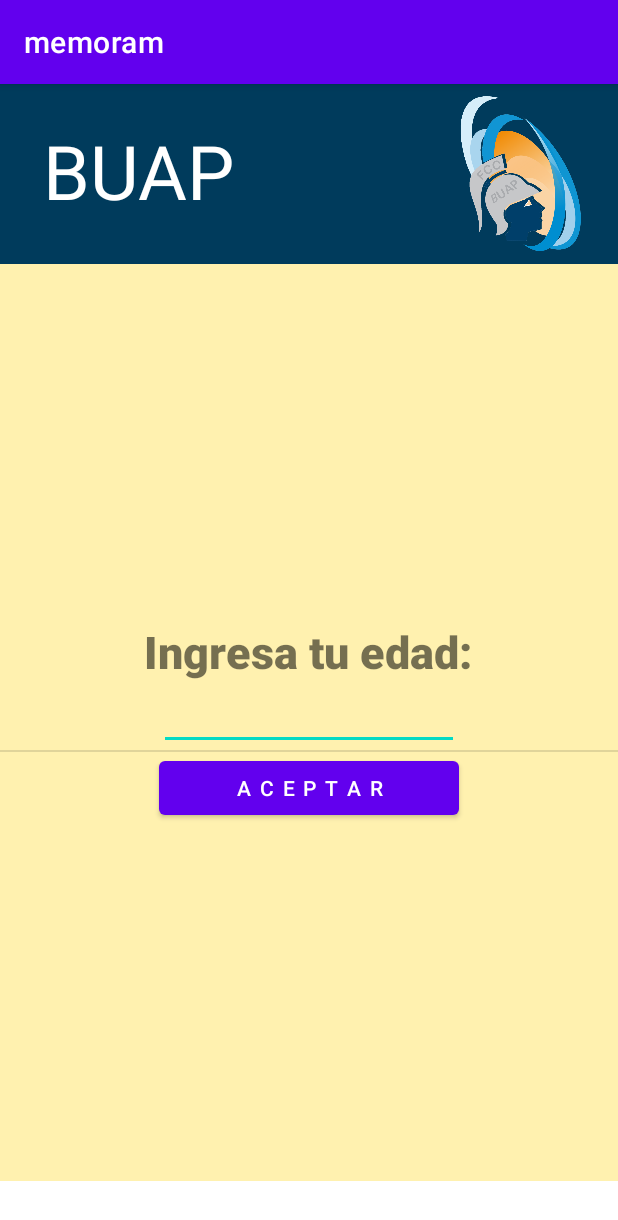
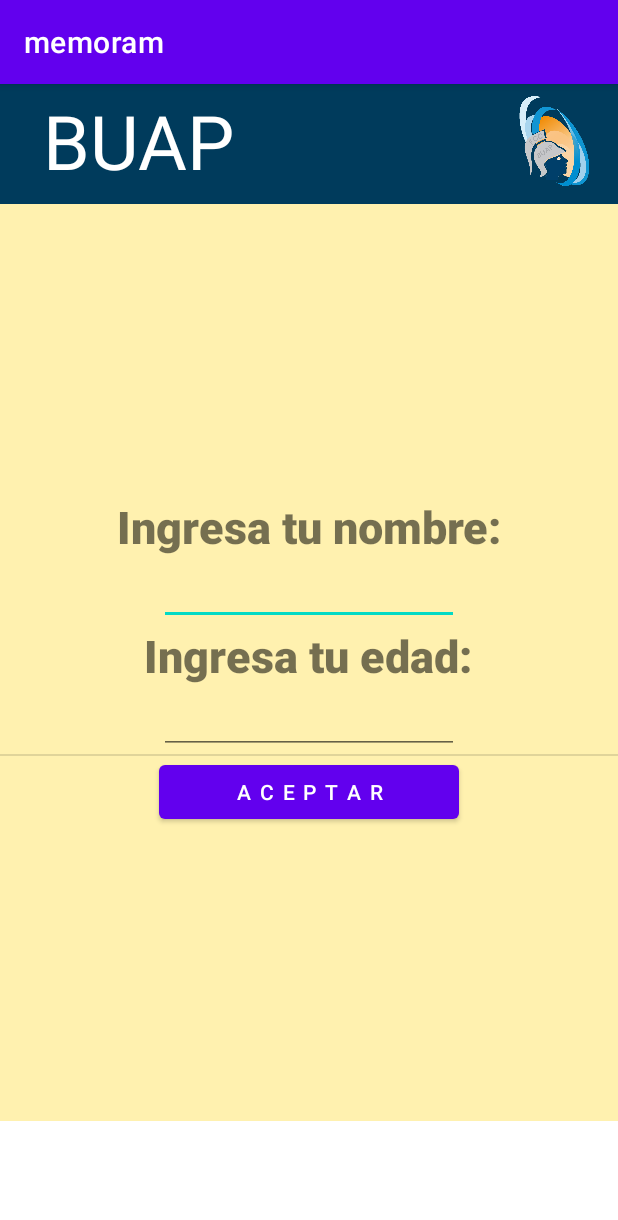
Before and after one commit to quechol/meoramaMoviles, an Android app: the screen it shows after launch (MainActivity), on a phone screen of 412 x 824 dp. Shown: the top 1220 px of the screen. Run offline under Robolectric (Android 15) with nearby library versions, the light colour scheme and no system bars.

Commit message:
nombre edad vista

```diff
--- a/app/src/main/java/com/example/memoram/Comunicacion.kt
+++ b/app/src/main/java/com/example/memoram/Comunicacion.kt
@@ -3,7 +3,7 @@
 import android.widget.EditText
 
 interface Comunicacion {
-    fun menorEdad(edad: Int)
-    fun mayorEdad(edad: Int)
+    fun menorEdad(edad: Int, nombre: String)
+    fun mayorEdad(edad: Int, nombre: String)
     fun regresar()
 }
--- a/app/src/main/java/com/example/memoram/MainActivity.kt
+++ b/app/src/main/java/com/example/memoram/MainActivity.kt
@@ -15,18 +15,22 @@
         supportFragmentManager.beginTransaction().replace(R.id.contenedor_frags,fragmento1).commit()
     }
 
-    override fun menorEdad(edad: Int){
+    override fun menorEdad(edad: Int, nombre: String){
         //if (edad <= 18)
         val fragmento2 = fragment2()
         val bundle:Bundle = Bundle()
+        bundle.putInt("edad",edad)
+        bundle.putString("nombre", nombre)
         val transaction = this.supportFragmentManager.beginTransaction()
         fragmento2.arguments = bundle
         transaction.replace(R.id.contenedor_frags, fragmento2).commit()
     }
 
-    override fun mayorEdad(edad: Int) {
+    override fun mayorEdad(edad: Int, nombre: String) {
         val fragmento3 = fragment3()
         val bundle:Bundle = Bundle()
+        bundle.putInt("edad",edad)
+        bundle.putString("nombre", nombre)
         val transaction = this.supportFragmentManager.beginTransaction()
         fragmento3.arguments = bundle
         transaction.replace(R.id.contenedor_frags, fragmento3).commit()
--- a/app/src/main/res/layout/activity_main.xml
+++ b/app/src/main/res/layout/activity_main.xml
@@ -13,7 +13,7 @@
 
         <androidx.constraintlayout.widget.ConstraintLayout
             android:layout_width="match_parent"
-            android:layout_height="120dp"
+            android:layout_height="80dp"
             android:background="#003B5C"
             android:orientation="vertical">
 
@@ -22,7 +22,7 @@
                 android:layout_width="wrap_content"
                 android:layout_height="wrap_content"
                 android:layout_marginStart="28dp"
-                android:layout_marginTop="24dp"
+                android:layout_marginTop="4dp"
                 android:text="BUAP"
                 android:textAlignment="center"
                 android:textColor="#FFFFFF"
@@ -34,8 +34,8 @@
 
             <ImageView
                 android:id="@+id/imageView2"
-                android:layout_width="110dp"
-                android:layout_height="103dp"
+                android:layout_width="60dp"
+                android:layout_height="60dp"
                 android:layout_marginTop="8dp"
                 android:layout_marginEnd="16dp"
                 app:layout_constraintEnd_toEndOf="parent"
--- a/app/src/main/res/layout/fragment_fragment1.xml
+++ b/app/src/main/res/layout/fragment_fragment1.xml
@@ -10,7 +10,23 @@
 
     <!-- TODO: Update blank fragment layout -->
     <TextView
-        android:id="@+id/text"
+        android:id="@+id/Nombre"
+        android:layout_width="wrap_content"
+        android:layout_height="wrap_content"
+        android:text="Ingresa tu nombre:"
+        android:textAlignment="center"
+        android:textSize="30dp"
+        android:fontFamily="sans-serif-black"/>
+
+    <EditText
+        android:id="@+id/textoNombre"
+        android:layout_width="200dp"
+        android:layout_height="wrap_content"
+        android:ems="10"
+        android:inputType="text"/>
+
+    <TextView
+        android:id="@+id/Edad"
         android:layout_width="wrap_content"
         android:layout_height="wrap_content"
         android:text="Ingresa tu edad:"
```
Also changed, not shown: app/src/main/java/com/example/memoram/fragments/fragment1.kt (+6 -5 lines), app/src/main/java/com/example/memoram/fragments/fragment2.kt (+19 -1 lines), app/src/main/java/com/example/memoram/fragments/fragment3.kt (+18 -0 lines), app/src/main/res/layout/fragment_fragment2.xml (+22 -12 lines), app/src/main/res/layout/fragment_fragment3.xml (+22 -12 lines).
